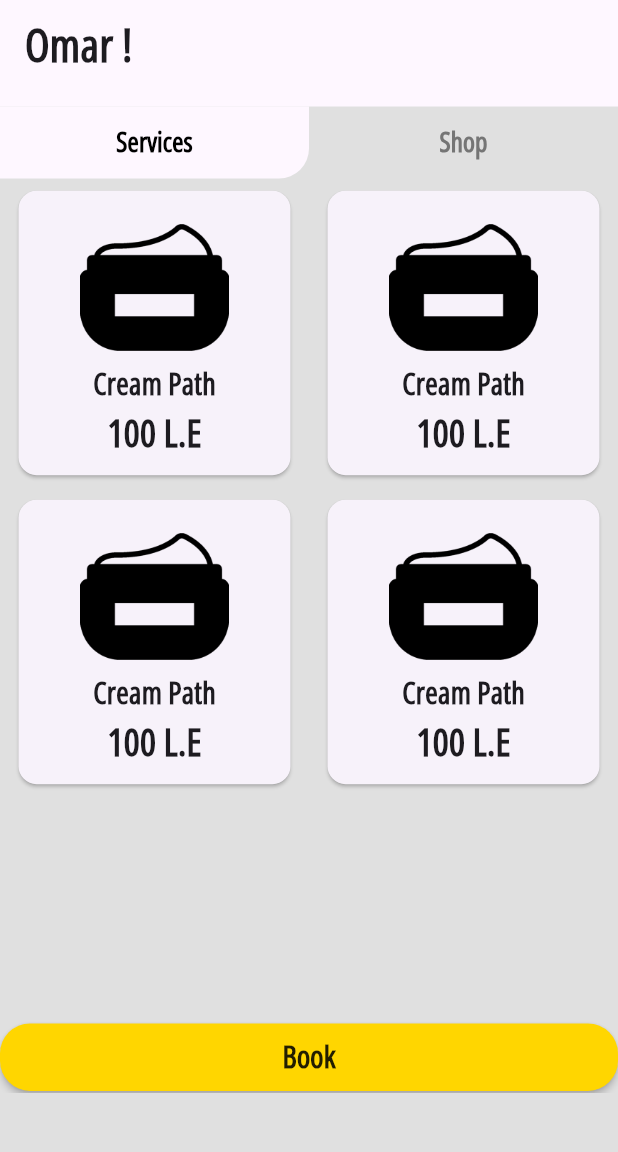
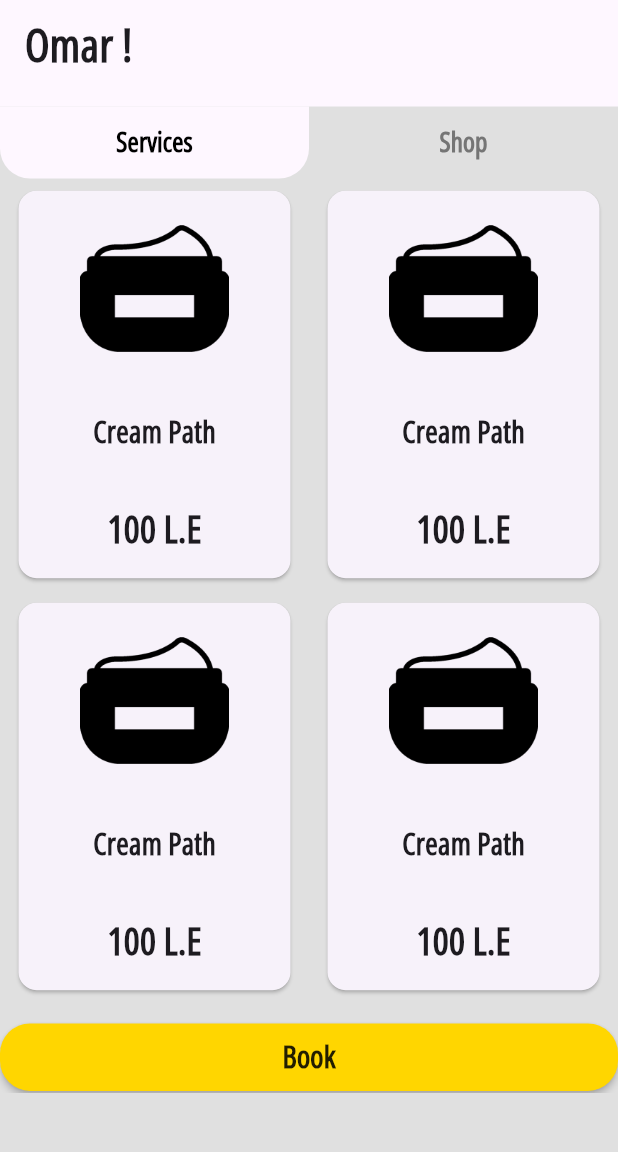
Before and after one commit to OmarWaled21/Barber-shop, a Flutter app: the screen it shows after launch, on a phone screen of 412 x 824 dp, the part 72-1224 px from its top. Run offline on Flutter 3.47's test engine with Material 3 defaults, Android fonts, the phone set to English and light mode, and no system bars; our stand-ins replace bloc, flutter_bloc, loading_indicator, modal_progress_hud_nsn.

Commit message:
fixing tab bar view

```diff
--- a/lib/helper/media_query_extention.dart
+++ b/lib/helper/media_query_extention.dart
@@ -3,4 +3,6 @@ import 'package:flutter/material.dart';
 extension MediaQueryExtention on BuildContext {
   double get screenHeight => MediaQuery.sizeOf(this).height;
   double get screenWidth => MediaQuery.sizeOf(this).width;
+
+  double get devicePixelRatio => MediaQuery.of(this).devicePixelRatio;
 }
--- a/lib/widgets/home_body.dart
+++ b/lib/widgets/home_body.dart
@@ -32,16 +32,13 @@ class _HomeBodyState extends State<HomeBody>
   Widget build(BuildContext context) {
     return DefaultTabController(
       length: 2,
-      child: SingleChildScrollView(
       child: Column(
         children: [
           TabBar(
             controller: _tabController,
-              indicator: BoxDecoration(
+            indicator: const BoxDecoration(
               color: KColors.scaffoldBackGroundColor,
-                borderRadius: _tabController.index == 0
-                    ? const BorderRadius.only(bottomRight: Radius.circular(20))
-                    : const BorderRadius.only(bottomLeft: Radius.circular(20)),
+              borderRadius: BorderRadius.vertical(bottom: Radius.circular(20)),
             ),
             indicatorSize: TabBarIndicatorSize.tab,
             dividerColor: Colors.transparent,
@@ -63,16 +60,16 @@ class _HomeBodyState extends State<HomeBody>
           SizedBox(
             width: context.screenWidth,
             height: context.screenHeight * 0.74,
-              child: const TabBarView(
+            child: TabBarView(
+              controller: _tabController,
               children: [
-                  HomeServiceBody(),
-                  HomeShopBody(),
+                const HomeServiceBody(),
+                const HomeShopBody(),
               ],
             ),
           ),
         ],
       ),
-      ),
     );
   }
 }
--- a/lib/widgets/service_home_grid_view.dart
+++ b/lib/widgets/service_home_grid_view.dart
@@ -1,3 +1,4 @@
+import 'package:barber_shop/helper/media_query_extention.dart';
 import 'package:barber_shop/widgets/service_item_card.dart';
 import 'package:flutter/material.dart';
 
@@ -8,8 +9,9 @@ class ServiceHomeGridView extends StatelessWidget {
   Widget build(BuildContext context) {
     return Expanded(
       child: GridView.builder(
-        gridDelegate:
-            const SliverGridDelegateWithFixedCrossAxisCount(crossAxisCount: 2),
+        gridDelegate: SliverGridDelegateWithFixedCrossAxisCount(
+            crossAxisCount: 2,
+            childAspectRatio: context.devicePixelRatio * 0.5),
         itemCount: 4,
         itemBuilder: (context, index) {
           return const ServiceItemCard();
--- a/lib/widgets/service_item_card.dart
+++ b/lib/widgets/service_item_card.dart
@@ -15,7 +15,7 @@ class ServiceItemCard extends StatelessWidget {
           horizontal: context.screenWidth * 0.03,
         ),
         child: Padding(
-          padding: const EdgeInsets.all(15),
+          padding: const EdgeInsets.all(0),
           child: Column(
             mainAxisAlignment: MainAxisAlignment.spaceAround,
             children: [
```
Also changed, not shown: lib/views/confirm_view.dart (+2 -13 lines), lib/widgets/order_number.dart (added, +26 -0 lines). Lines whose indentation alone changed are shown as unchanged.
